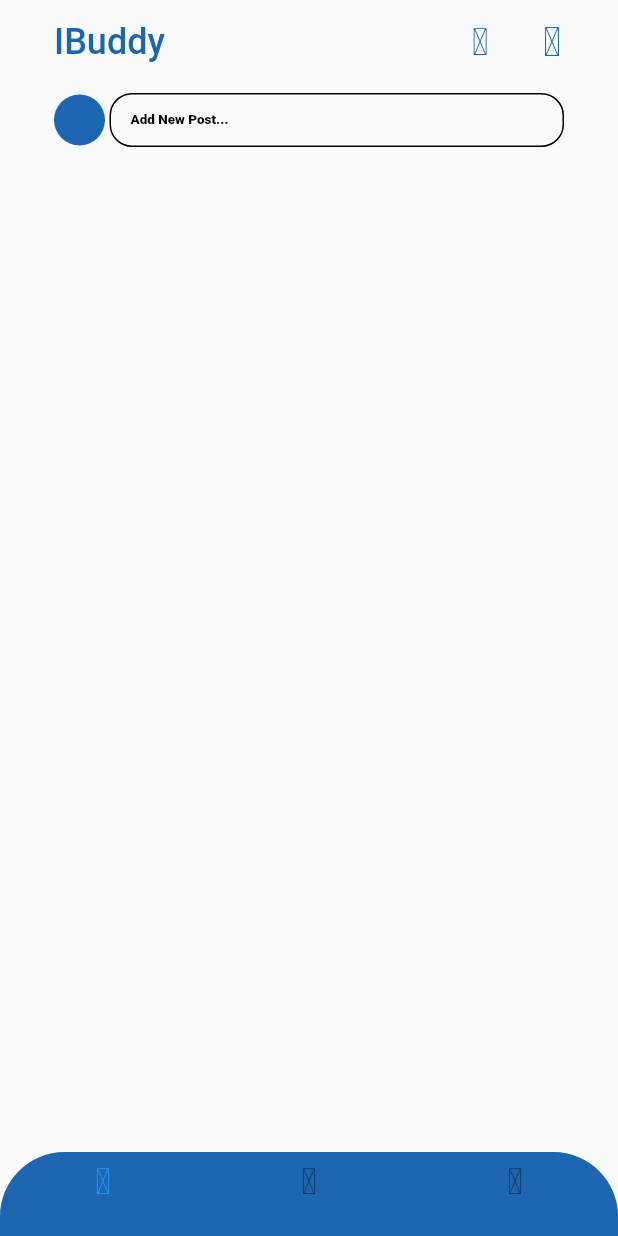
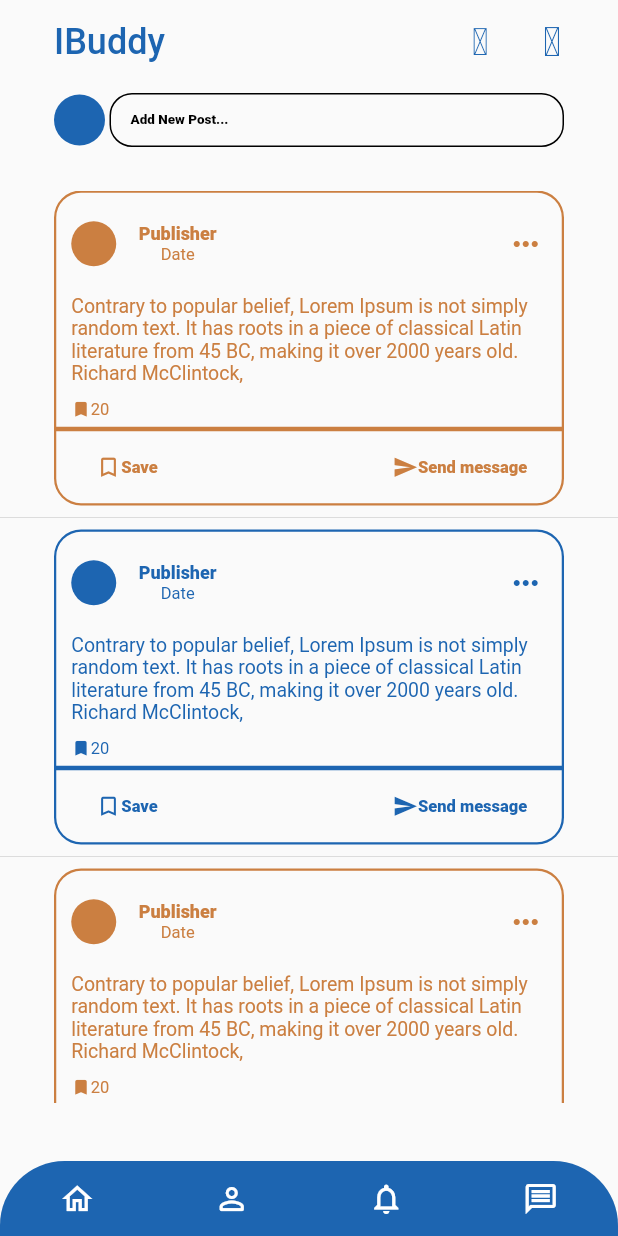
Before and after one commit to AhmedSarg/ibuddy, a Flutter app: the screen it shows after launch, on a phone screen of 412 x 824 dp. Run offline on Flutter 3.47's test engine with Material 2 defaults, Android fonts, the phone set to English and light mode, and no system bars; our stand-ins replace cached_network_image, connectivity_plus, dartz, dio, equatable, flutter_bloc and 17 more; Roboto replaces fonts that are missing (Segoe UI, Tahoma).

Commit message:
adding posts ui + model beginning

```diff
--- /dev/null
+++ b/lib/features/model/post_model.dart
@@ -0,0 +1,31 @@
+class Post {
+  final String publisher;
+  final String time;
+  final String data;
+  final int saves;
+  final bool saved;
+  final String media;
+  final String mediaType;
+
+  Post({
+    required this.publisher,
+    required this.time,
+    required this.data,
+    required this.saves,
+    required this.saved,
+    required this.media,
+    required this.mediaType,
+  });
+
+  factory Post.fromJson(Map jsonData) {
+    return Post(
+      publisher: jsonData["publisher"],
+      time: jsonData["time"],
+      data: jsonData["data"],
+      saves: jsonData["saves"],
+      saved: jsonData["saved"],
+      media: jsonData["media"],
+      mediaType: jsonData["mediaType"],
+    );
+  }
+}
--- /dev/null
+++ b/lib/features/screens/buddy/home/account_screen.dart
@@ -0,0 +1,15 @@
+import 'package:flutter/material.dart';
+
+class Account extends StatelessWidget {
+  const Account({super.key});
+
+  @override
+  Widget build(BuildContext context) {
+    return const Center(
+      child: Icon(
+        Icons.person_outline_rounded,
+        size: 50,
+      ),
+    );
+  }
+}
--- /dev/null
+++ b/lib/features/screens/buddy/home/chats_screen.dart
@@ -0,0 +1,15 @@
+import 'package:flutter/material.dart';
+
+class Chats extends StatelessWidget {
+  const Chats({super.key});
+
+  @override
+  Widget build(BuildContext context) {
+    return const Center(
+      child: Icon(
+        Icons.chat_outlined,
+        size: 50,
+      ),
+    );
+  }
+}
--- a/lib/features/screens/buddy/home/home_screen.dart
+++ b/lib/features/screens/buddy/home/home_screen.dart
@@ -50,11 +50,11 @@ class Home extends StatelessWidget {
           ),
         ],
       ),
-      body: SingleChildScrollView(
-        child: Column(
+      body: Column(
         children: [
           Padding(
-              padding: const EdgeInsets.symmetric(horizontal: AppMargin.mPage),
+            padding: const EdgeInsets.only(
+                right: AppMargin.mPage, left: AppMargin.mPage, bottom: 23),
             child: Row(
               children: [
                 const CircleAvatar(
@@ -93,25 +93,185 @@ class Home extends StatelessWidget {
               ],
             ),
           ),
+          SizedBox(
+            height: height - 216,
+            child: ListView.separated(
+              scrollDirection: Axis.vertical,
+              itemBuilder: (context, index) {
+                return post(index, width, height);
+              },
+              separatorBuilder: (context, index) => const Divider(),
+              itemCount: 5,
+            ),
+          ),
+        ],
+      ),
+    );
+  }
+
+  Widget post(index, width, height) {
+    Color postColor = index % 2 != 0 ? AppColors.primary : AppColors.secondary;
+    width -= AppMargin.mPage * 2;
+    return Padding(
+      padding: const EdgeInsets.symmetric(horizontal: AppMargin.mPage),
+      child: GestureDetector(
+        child: Column(
+          children: [
+            Container(
+              padding: const EdgeInsets.only(top: 10, left: 10, bottom: 5),
+              width: width,
+              decoration: BoxDecoration(
+                borderRadius: const BorderRadius.only(
+                  topRight: Radius.circular(18),
+                  topLeft: Radius.circular(18),
+                ),
+                border: Border.all(
+                  color: postColor,
+                  width: 1.5,
+                ),
+              ),
+              child: Column(
+                children: [
+                  Stack(
+                    alignment: Alignment.centerRight,
+                    children: [
+                      Row(
+                        children: [
+                          Padding(
+                            padding: const EdgeInsets.only(right: 15),
+                            child: CircleAvatar(
+                              backgroundColor: postColor,
+                              radius: 15,
+                            ),
+                          ),
+                          Column(
+                            children: [
+                              Text(
+                                "Publisher",
+                                style: TextStyle(
+                                  color: postColor,
+                                  fontFamily: "Segoe UI",
+                                  fontSize: 12,
+                                  fontWeight: FontWeight.w900,
+                                ),
+                              ),
+                              Text(
+                                "Date",
+                                style: TextStyle(
+                                  color: postColor,
+                                  fontFamily: "Segoe UI",
+                                  fontSize: 11,
+                                ),
+                              ),
+                            ],
+                          ),
+                        ],
+                      ),
+                      IconButton(
+                        onPressed: () {},
+                        icon: Icon(
+                          Icons.more_horiz_rounded,
+                          color: postColor,
+                        ),
+                      ),
+                    ],
+                  ),
+                  Padding(
+                    padding: const EdgeInsets.symmetric(vertical: 10),
+                    child: Text(
+                      "Contrary to popular belief, Lorem Ipsum is not simply random text. "
+                      "It has roots in a piece of classical Latin literature from 45 BC, "
+                      "making it over 2000 years old. Richard McClintock,",
+                      style: TextStyle(
+                        color: postColor,
+                        fontFamily: "Segoe UI",
+                        fontSize: 13,
+                      ),
+                    ),
+                  ),
+                  Row(
+                    children: [
+                      Icon(
+                        Icons.bookmark,
+                        color: postColor,
+                        size: 13,
+                      ),
+                      Text(
+                        20.toString(),
+                        style: TextStyle(
+                          color: postColor,
+                          fontFamily: "Segoe UI",
+                          fontSize: 11,
+                        ),
+                      ),
+                    ],
+                  ),
                 ],
               ),
             ),
-      bottomNavigationBar: ClipRRect(
-        borderRadius: const BorderRadius.only(topLeft: Radius.circular(43), topRight: Radius.circular(43)),
-        child: BottomNavigationBar(
-          backgroundColor: AppColors.primary,
-          items: const [
-            BottomNavigationBarItem(
-              label: "",
-              icon: Icon(IBuddyIcons.search),
+            Container(
+              width: width,
+              padding: const EdgeInsets.symmetric(horizontal: 15),
+              decoration: BoxDecoration(
+                borderRadius: const BorderRadius.only(
+                  bottomLeft: Radius.circular(18),
+                  bottomRight: Radius.circular(18),
                 ),
-            BottomNavigationBarItem(
-              label: "",
-              icon: Icon(IBuddyIcons.search),
+                border: Border.all(
+                  color: postColor,
+                  width: 1.5,
                 ),
-            BottomNavigationBarItem(
-              label: "",
-              icon: Icon(IBuddyIcons.search),
+              ),
+              child: Row(
+                mainAxisAlignment: MainAxisAlignment.spaceBetween,
+                children: [
+                  TextButton(
+                    onPressed: () {},
+                    style: ElevatedButton.styleFrom(
+                      foregroundColor: postColor,
+                      padding: EdgeInsets.zero,
+                    ),
+                    child: Row(
+                      children: const [
+                        Icon(
+                          Icons.bookmark_border,
+                          size: 17,
+                        ),
+                        Text(
+                          "Save",
+                          style: TextStyle(
+                            fontFamily: "Segoe UI",
+                            fontSize: 11,
+                            fontWeight: FontWeight.w900,
+                          ),
+                        ),
+                      ],
+                    ),
+                  ),
+                  TextButton(
+                    onPressed: () {},
+                    style: ElevatedButton.styleFrom(
+                      foregroundColor: postColor,
+                    ),
+                    child: Row(
+                      children: const [
+                        Icon(
+                          Icons.send,
+                          size: 17,
+                        ),
+                        Text(
+                          "Send message",
+                          style: TextStyle(
+                            fontFamily: "Segoe UI",
+                            fontSize: 11,
+                            fontWeight: FontWeight.w900,
+                          ),
+                        ),
+                      ],
+                    ),
+                  ),
+                ],
+              ),
             ),
           ],
         ),
--- /dev/null
+++ b/lib/features/screens/buddy/home/main_navigator.dart
@@ -0,0 +1,79 @@
+import 'package:flutter/material.dart';
+import 'package:ibuddy/core/utils/i_buddy_icons_icons.dart';
+import 'package:ibuddy/features/screens/buddy/home/account_screen.dart';
+import 'package:ibuddy/features/screens/buddy/home/chats_screen.dart';
+import 'package:ibuddy/features/screens/buddy/home/home_screen.dart';
+import 'package:ibuddy/features/screens/buddy/home/notifications_screen.dart';
+
+import '../../../../core/utils/app_colors.dart';
+
+class MainNavigator extends StatefulWidget {
+  const MainNavigator({super.key});
+
+  @override
+  State<MainNavigator> createState() => _MainNavigatorState();
+}
+
+class _MainNavigatorState extends State<MainNavigator> {
+  Widget screen = const Home();
+
+  @override
+  Widget build(BuildContext context) {
+    return Scaffold(
+      bottomNavigationBar: ClipRRect(
+        borderRadius: const BorderRadius.only(
+          topLeft: Radius.circular(43),
+          topRight: Radius.circular(43),
+        ),
+        child: BottomAppBar(
+          color: AppColors.primary,
+          child: SizedBox(
+            height: 50,
+            child: Row(
+              mainAxisAlignment: MainAxisAlignment.spaceAround,
+              children: [
+                IconButton(
+                  onPressed: () {
+                    setState(() {
+                      screen = const Home();
+                    });
+                  },
+                  icon: const Icon(Icons.home_outlined),
+                  color: AppColors.white,
+                ),
+                IconButton(
+                  onPressed: () {
+                    setState(() {
+                      screen = const Account();
+                    });
+                  },
+                  icon: const Icon(Icons.person_outline_rounded),
+                  color: AppColors.white,
+                ),
+                IconButton(
+                  onPressed: () {
+                    setState(() {
+                      screen = const Notifications();
+                    });
+                  },
+                  icon: const Icon(Icons.notifications_outlined),
+                  color: AppColors.white,
+                ),
+                IconButton(
+                  onPressed: () {
+                    setState(() {
+                      screen = const Chats();
+                    });
+                  },
+                  icon: const Icon(Icons.message_outlined),
+                  color: AppColors.white,
+                ),
+              ],
+            ),
+          ),
+        ),
+      ),
+      body: screen,
+    );
+  }
+}
--- /dev/null
+++ b/lib/features/screens/buddy/home/notifications_screen.dart
@@ -0,0 +1,15 @@
+import 'package:flutter/material.dart';
+
+class Notifications extends StatelessWidget {
+  const Notifications({super.key});
+
+  @override
+  Widget build(BuildContext context) {
+    return const Center(
+      child: Icon(
+        Icons.notifications_outlined,
+        size: 50,
+      ),
+    );
+  }
+}
--- a/lib/main.dart
+++ b/lib/main.dart
@@ -1,7 +1,6 @@
 import 'package:flutter/material.dart';
 import 'package:get/get_navigation/src/root/get_material_app.dart';
-import 'package:ibuddy/features/screens/buddy/home/home_screen.dart';
-import 'package:ibuddy/features/screens/selection_screen.dart';
+import 'package:ibuddy/features/screens/buddy/home/main_navigator.dart';
 
 void main() {
   runApp(MyApp());
@@ -14,7 +13,7 @@ class MyApp extends StatelessWidget {
     return const GetMaterialApp(
       debugShowCheckedModeBanner: false,
       // home: SelectionScreen()
-      home: Home(),
+      home: MainNavigator(),
     );
   }
 }
```
Also changed, not shown: lib/core/services/check_internet.dart (renamed from lib/features/model/check_internet.dart). Lines whose indentation alone changed are shown as unchanged.
